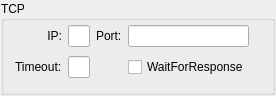
Above: src/ui/tcp_widget.ui from public0821/npg before the change. Below: the same form after it.
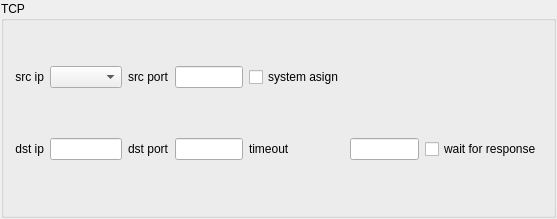
That is the form after the change. Custom widgets are drawn as their Qt base class.

What changed in the file:
```diff
--- a/src/ui/tcp_widget.ui
+++ b/src/ui/tcp_widget.ui
@@ -6,8 +6,8 @@
    <rect>
     <x>0</x>
     <y>0</y>
-    <width>273</width>
-    <height>96</height>
+    <width>557</width>
+    <height>219</height>
    </rect>
   </property>
   <property name="windowTitle">
@@ -17,7 +17,7 @@
    <property name="margin">
     <number>1</number>
    </property>
-   <item row="0" column="0" colspan="5">
+   <item row="0" column="0">
     <widget class="QGroupBox" name="groupBox">
      <property name="title">
       <string>TCP</string>
@@ -26,78 +26,102 @@
       <property name="topMargin">
        <number>1</number>
       </property>
-      <item row="0" column="0">
+      <item row="4" column="0">
        <widget class="QLabel" name="label_2">
         <property name="text">
-         <string>IP:</string>
+         <string>dst ip</string>
         </property>
         <property name="alignment">
          <set>Qt::AlignRight|Qt::AlignTrailing|Qt::AlignVCenter</set>
         </property>
        </widget>
       </item>
-      <item row="0" column="1">
-       <widget class="QLineEdit" name="ip_edit"/>
+      <item row="4" column="1">
+       <widget class="QLineEdit" name="dip_edit"/>
       </item>
-      <item row="0" column="2">
+      <item row="4" column="2">
        <widget class="QLabel" name="label">
         <property name="text">
-         <string>Port:</string>
+         <string>dst port</string>
         </property>
        </widget>
       </item>
-      <item row="0" column="5">
-       <spacer name="horizontalSpacer_2">
-        <property name="orientation">
-         <enum>Qt::Horizontal</enum>
-        </property>
-        <property name="sizeHint" stdset="0">
-         <size>
-          <width>40</width>
-          <height>20</height>
-         </size>
-        </property>
-       </spacer>
+      <item row="4" column="3">
+       <widget class="QLineEdit" name="dport_edit"/>
       </item>
       <item row="1" column="0">
-       <widget class="QLabel" name="label_3">
+       <widget class="QLabel" name="label_5">
         <property name="text">
-         <string>Timeout:</string>
+         <string>src ip</string>
         </property>
+        <property name="alignment">
+         <set>Qt::AlignRight|Qt::AlignTrailing|Qt::AlignVCenter</set>
+        </property>
        </widget>
       </item>
-      <item row="1" column="1">
-       <widget class="QLineEdit" name="timeout_edit"/>
-      </item>
-      <item row="1" column="4" colspan="2">
-       <spacer name="horizontalSpacer">
-        <property name="orientation">
-         <enum>Qt::Horizontal</enum>
+      <item row="1" column="2">
+       <widget class="QLabel" name="label_4">
+        <property name="text">
+         <string>src port</string>
         </property>
-        <property name="sizeHint" stdset="0">
-         <size>
-          <width>40</width>
-          <height>20</height>
-         </size>
-        </property>
-       </spacer>
-      </item>
-      <item row="0" column="3">
-       <widget class="QLineEdit" name="port_edit"/>
+       </widget>
       </item>
       <item row="1" column="3">
+       <widget class="QLineEdit" name="sport_edit"/>
+      </item>
+      <item row="1" column="1">
+       <widget class="IpComboBox" name="sip_box"/>
+      </item>
+      <item row="4" column="4">
+       <widget class="QLabel" name="label_3">
+        <property name="text">
+         <string>timeout</string>
+        </property>
+       </widget>
+      </item>
+      <item row="4" column="6">
        <widget class="QCheckBox" name="wait_for_response_box">
         <property name="text">
-         <string>WaitForResponse</string>
+         <string>wait for response</string>
         </property>
        </widget>
       </item>
+      <item row="1" column="4">
+       <widget class="QCheckBox" name="src_ip_box">
+        <property name="text">
+         <string>system asign</string>
+        </property>
+       </widget>
+      </item>
+      <item row="1" column="5">
+       <spacer name="horizontalSpacer">
+        <property name="orientation">
+         <enum>Qt::Horizontal</enum>
+        </property>
+        <property name="sizeHint" stdset="0">
+         <size>
+          <width>40</width>
+          <height>20</height>
+         </size>
+        </property>
+       </spacer>
+      </item>
+      <item row="4" column="5">
+       <widget class="QLineEdit" name="timeout_edit"/>
+      </item>
      </layout>
     </widget>
    </item>
   </layout>
  </widget>
  <layoutdefault spacing="6" margin="11"/>
+ <customwidgets>
+  <customwidget>
+   <class>IpComboBox</class>
+   <extends>QComboBox</extends>
+   <header>widget/ip_combobox.h</header>
+  </customwidget>
+ </customwidgets>
  <resources/>
  <connections/>
 </ui>
```
